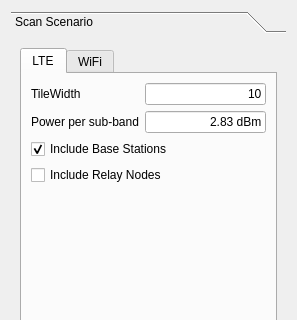
Before: the Qt Designer form ui/Widgets_ViewScenario.ui in ComNets/openwns-wrowser, drawn with Qt 5; both pictures show x 0 to 297 and y 0 to 320 of the 297 by 665 pixel window.
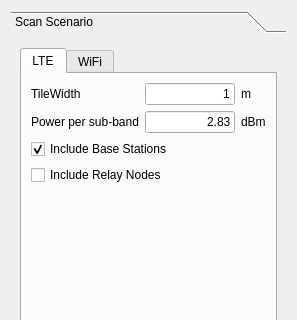
After: the same form once the commit is applied. The open tabs and pages were chosen to show the change.

Commit message: Made viewing of scenarios more robust

What changed in the file:
```diff
--- a/ui/Widgets_ViewScenario.ui
+++ b/ui/Widgets_ViewScenario.ui
@@ -24,7 +24,7 @@
         <x>0</x>
         <y>0</y>
         <width>279</width>
-        <height>587</height>
+        <height>583</height>
        </rect>
       </property>
       <attribute name="label" >
@@ -55,7 +55,7 @@
                <item row="0" column="2" >
                 <widget class="QLineEdit" name="tileWidth" >
                  <property name="text" >
-                  <string>10</string>
+                  <string>1</string>
                  </property>
                  <property name="maxLength" >
                   <number>32766</number>
@@ -75,7 +75,7 @@
                <item row="1" column="2" >
                 <widget class="QLineEdit" name="powerPerSubBand" >
                  <property name="text" >
-                  <string>2.83 dBm</string>
+                  <string>2.83</string>
                  </property>
                  <property name="frame" >
                   <bool>true</bool>
@@ -85,6 +85,20 @@
                  </property>
                 </widget>
                </item>
+               <item row="1" column="3" >
+                <widget class="QLabel" name="label_2" >
+                 <property name="text" >
+                  <string>dBm</string>
+                 </property>
+                </widget>
+               </item>
+               <item row="0" column="3" >
+                <widget class="QLabel" name="label_3" >
+                 <property name="text" >
+                  <string>m</string>
+                 </property>
+                </widget>
+               </item>
               </layout>
              </item>
              <item>
```
Left out of the diff: 15 changed lines with no effect on the pictures. The commit also changes 4 other files.
